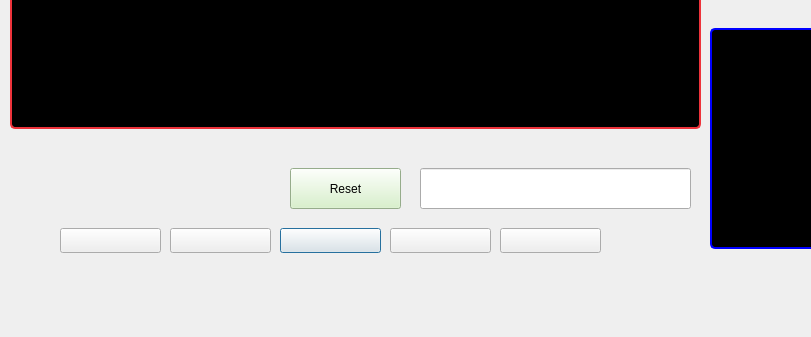
Above: src/ljh/socket/drl_demo.ui from addinedu-ros-4th/deeplearning-repo-5 before the change; both pictures show x 0 to 811 and y 302 to 639 of the 1041 by 639 pixel window. Below: the same form after it.
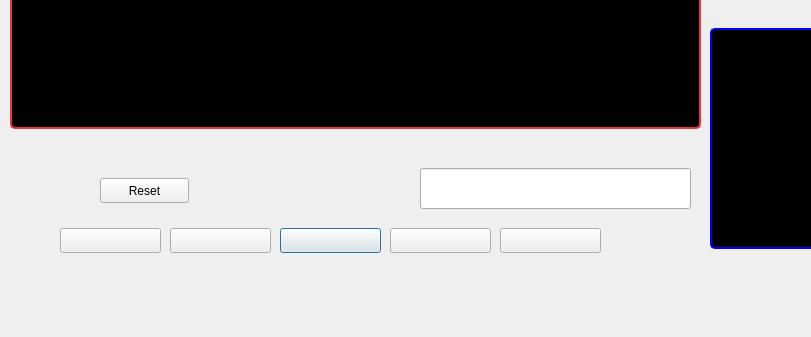
That is the form after the change.

Patch:
```diff
--- a/src/ljh/socket/drl_demo.ui
+++ b/src/ljh/socket/drl_demo.ui
@@ -112,16 +112,12 @@
   <widget class="QPushButton" name="btn_reset">
    <property name="geometry">
     <rect>
-     <x>290</x>
-     <y>470</y>
-     <width>111</width>
-     <height>41</height>
+     <x>100</x>
+     <y>480</y>
+     <width>89</width>
+     <height>25</height>
     </rect>
    </property>
-   <property name="styleSheet">
-    <string notr="true">background-color: rgb(210, 241, 194);
-border-color: rgb(38, 162, 105);</string>
-   </property>
    <property name="text">
     <string>Reset</string>
    </property>
@@ -181,8 +177,8 @@
   <widget class="QLabel" name="sub_label">
    <property name="geometry">
     <rect>
-     <x>50</x>
-     <y>580</y>
+     <x>10</x>
+     <y>590</y>
      <width>611</width>
      <height>17</height>
     </rect>
@@ -321,8 +317,8 @@
   <widget class="QLabel" name="sub_label_2">
    <property name="geometry">
     <rect>
-     <x>50</x>
-     <y>390</y>
+     <x>40</x>
+     <y>450</y>
      <width>611</width>
      <height>17</height>
     </rect>
```
